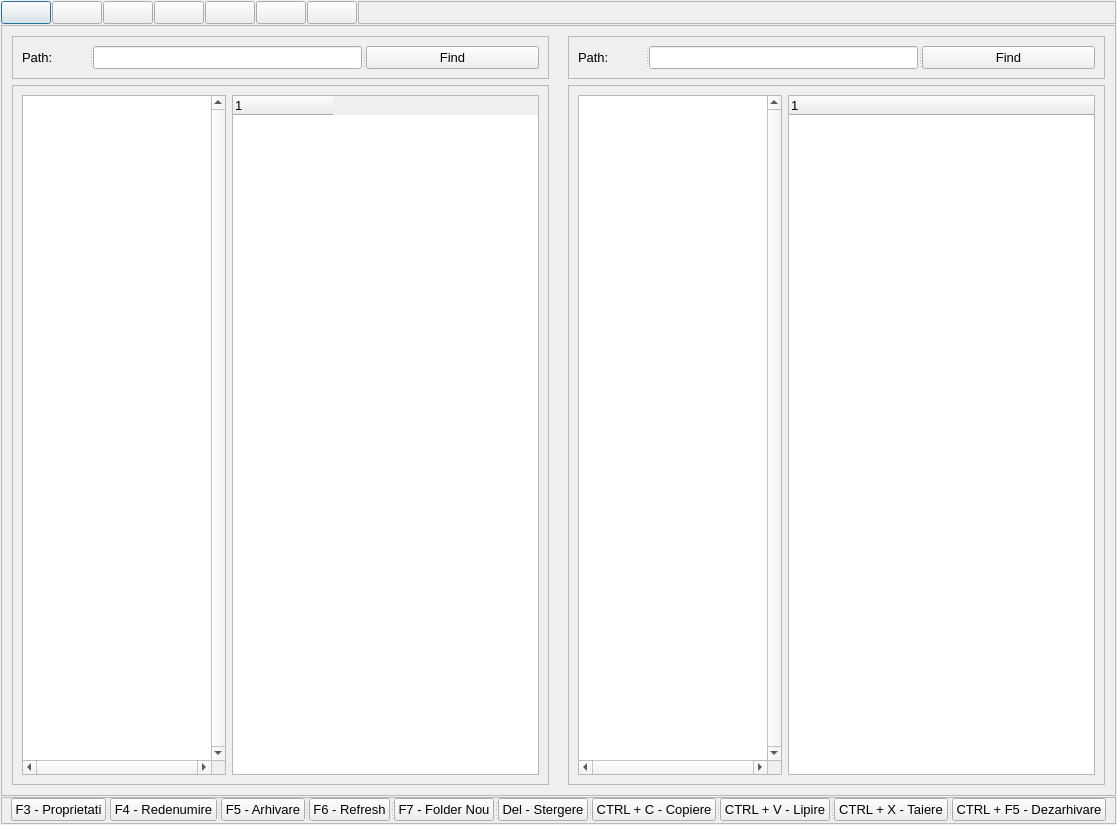
First picture: the form in TotalCommander/Display.ui, repository dmn223/TotalCommander, before the edit.
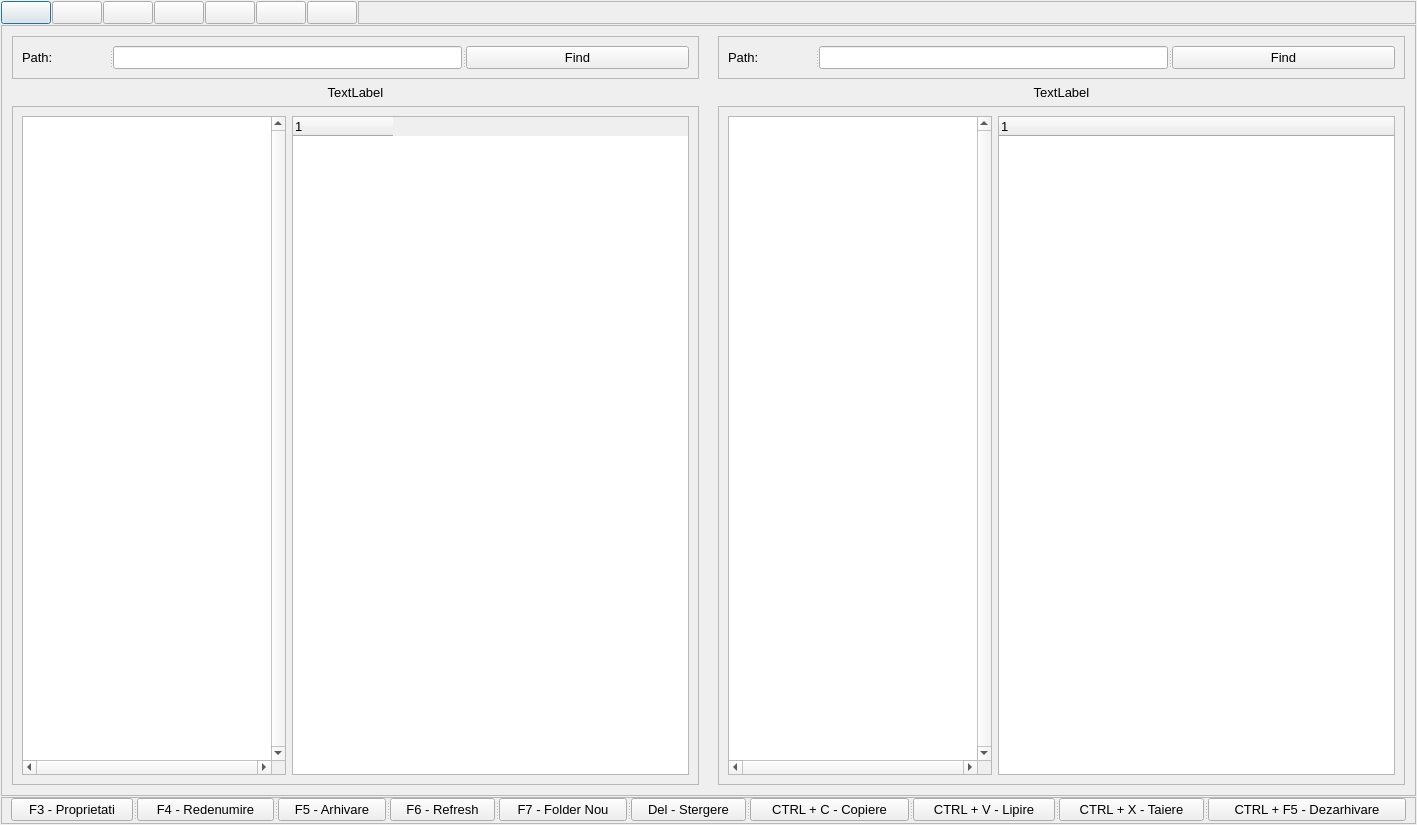
Second picture: the form after the edit. Icons and pictures are not drawn.

Commit message: memory kb

What changed in the file:
```diff
--- a/TotalCommander/Display.ui
+++ b/TotalCommander/Display.ui
@@ -6,7 +6,7 @@
    <rect>
     <x>0</x>
     <y>0</y>
-    <width>1117</width>
+    <width>1417</width>
     <height>825</height>
    </rect>
   </property>
@@ -347,6 +347,16 @@
            </layout>
           </widget>
          </item>
+         <item>
+          <widget class="QLabel" name="LeftLabel">
+           <property name="text">
+            <string>TextLabel</string>
+           </property>
+           <property name="alignment">
+            <set>Qt::AlignCenter</set>
+           </property>
+          </widget>
+         </item>
          <item>
           <widget class="QFrame" name="frameTreesLeft">
            <property name="sizePolicy">
@@ -481,6 +491,16 @@
            </layout>
           </widget>
          </item>
+         <item>
+          <widget class="QLabel" name="RightLabel">
+           <property name="text">
+            <string>TextLabel</string>
+           </property>
+           <property name="alignment">
+            <set>Qt::AlignCenter</set>
+           </property>
+          </widget>
+         </item>
          <item>
           <widget class="QFrame" name="frameTreesRight">
            <property name="sizePolicy">
```
Left out of the diff: 2 changed lines with no effect on the pictures. The commit also changes 2 other files.
